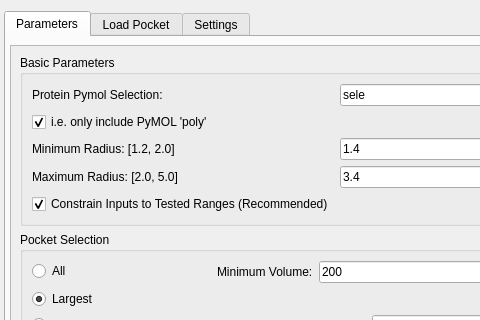
Before: the Qt Designer form pyvol/pyvol_gui/pyvol_gui.ui in schlessinger-lab/pyvol, drawn with Qt 5; both pictures show x 0 to 480 and y 0 to 320 of the 724 by 660 pixel window.
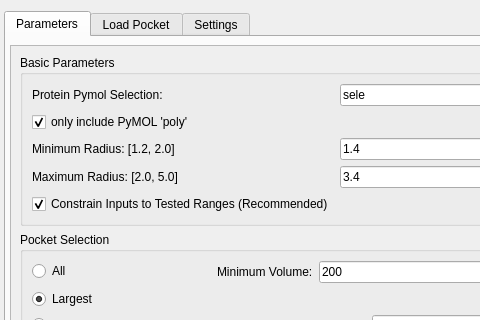
After: the same form once the commit is applied.

The edit to the form file:
```diff
--- a/pyvol/pyvol_gui/pyvol_gui.ui
+++ b/pyvol/pyvol_gui/pyvol_gui.ui
@@ -57,7 +57,7 @@
           <property name="geometry">
            <rect>
             <x>0</x>
-            <y>0</y>
+            <y>-229</y>
             <width>688</width>
             <height>784</height>
            </rect>
@@ -94,7 +94,7 @@
                 <item row="1" column="0">
                  <widget class="QCheckBox" name="excl_org_cbox">
                   <property name="text">
-                   <string>i.e. only include PyMOL 'poly'</string>
+                   <string>only include PyMOL 'poly'</string>
                   </property>
                   <property name="checked">
                    <bool>true</bool>
```
Left out of the diff: 2 changed lines with no effect on the pictures.
